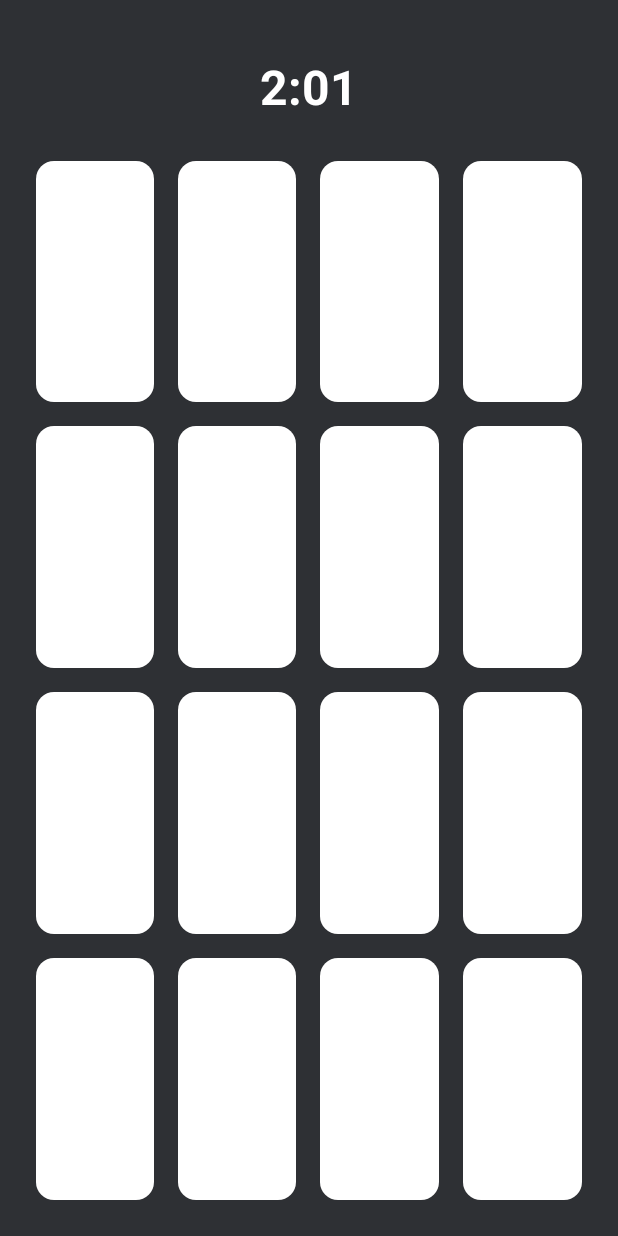
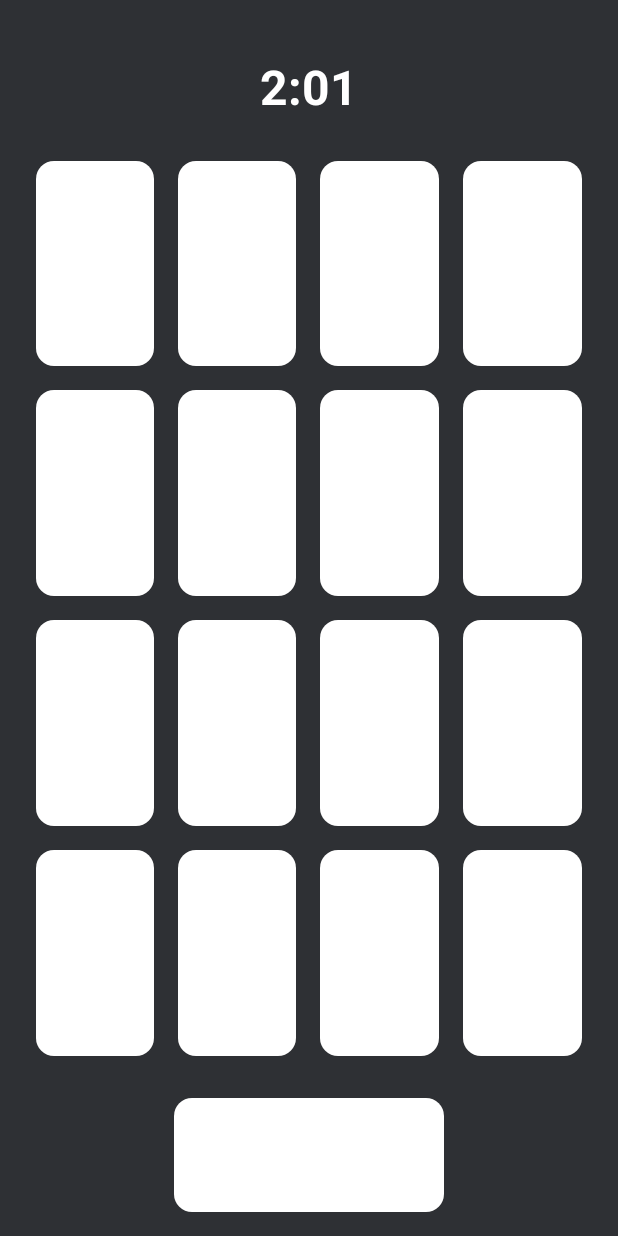
Before and after one commit to Jhayooh/addition_app, an Android app: the screen it shows after launch (MainActivity), on a phone screen of 412 x 824 dp. Run offline under Robolectric (Android 15) with nearby library versions, the phone set to English and light mode, and no system bars.

Commit message:
game activity

```diff
--- a/app/src/main/res/layout/activity_main.xml
+++ b/app/src/main/res/layout/activity_main.xml
@@ -22,10 +22,12 @@
         android:layout_marginTop="20dp"/>
 
     <LinearLayout
+        android:id="@+id/boxes"
         android:layout_width="match_parent"
         android:layout_height="0dp"
         android:orientation="vertical"
-        app:layout_constraintBottom_toBottomOf="parent"
+        android:layout_marginBottom="20dp"
+        app:layout_constraintBottom_toTopOf="@+id/textView"
         app:layout_constraintEnd_toEndOf="parent"
         app:layout_constraintStart_toStartOf="parent"
         app:layout_constraintTop_toBottomOf="@id/timer">
@@ -34,8 +36,8 @@
             android:id="@+id/row1"
             android:layout_width="match_parent"
             android:layout_height="wrap_content"
-            android:layout_weight="1"
-            android:layout_marginTop="20dp">
+            android:layout_marginTop="20dp"
+            android:layout_weight="1">
 
             <TextView
                 android:id="@+id/box1_1"
@@ -74,8 +76,8 @@
             android:id="@+id/row2"
             android:layout_width="match_parent"
             android:layout_height="wrap_content"
+            android:layout_weight="1"
             app:layout_constraintEnd_toEndOf="parent"
-            android:layout_weight="1"
             app:layout_constraintStart_toStartOf="parent"
             app:layout_constraintTop_toBottomOf="@id/row1">
 
@@ -197,6 +199,14 @@
         </LinearLayout>
     </LinearLayout>
 
+    <TextView
+        android:id="@+id/textView"
+        android:layout_width="180dp"
+        android:layout_height="76dp"
+        android:background="@drawable/shape"
+        app:layout_constraintBottom_toBottomOf="parent"
+        app:layout_constraintEnd_toEndOf="parent"
+        app:layout_constraintStart_toStartOf="parent" />
 
 
 </androidx.constraintlayout.widget.ConstraintLayout>
```
